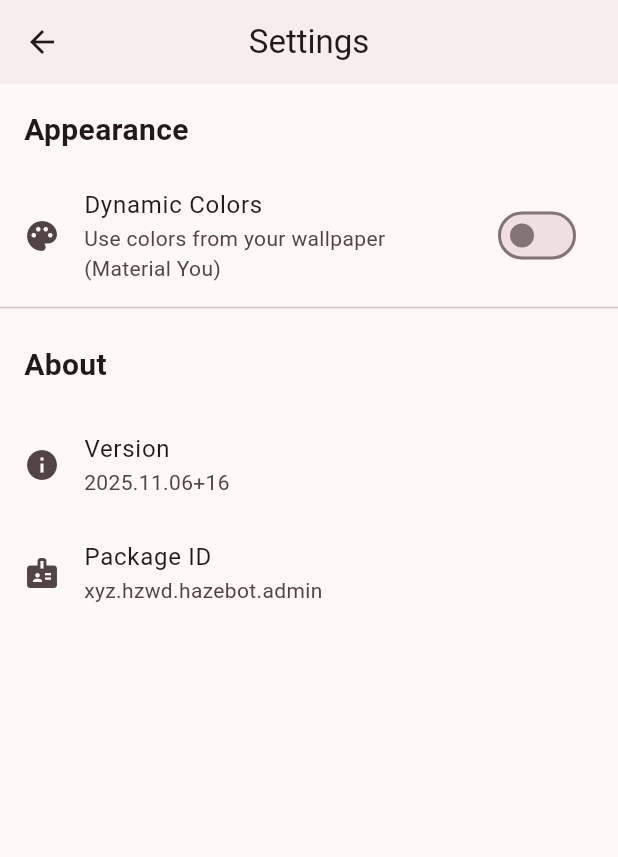
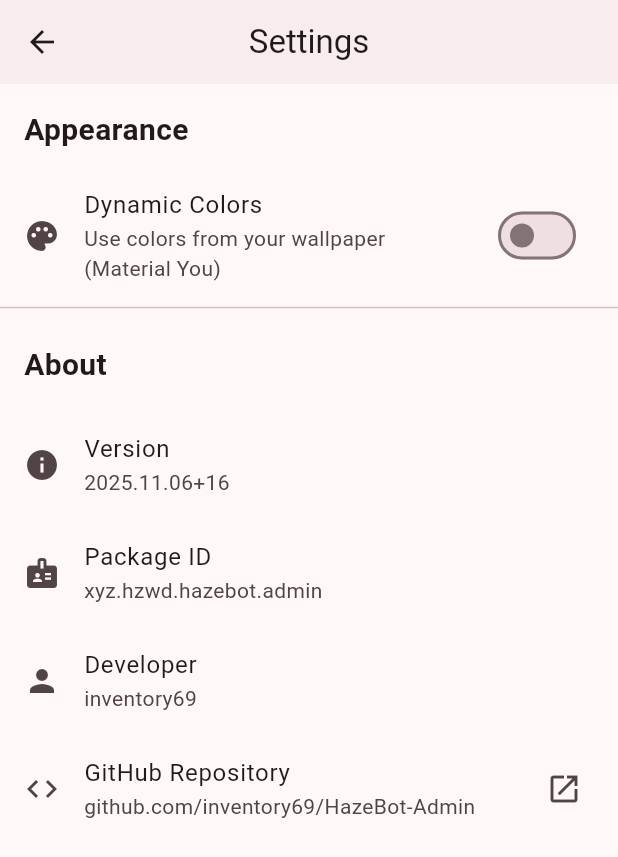
Before and after one commit to inventory69/HazeBot-Admin, a Flutter app: the SettingsScreen screen opened directly, on a phone screen of 412 x 824 dp. Shown: the top 857 px of the screen. Run offline on Flutter 3.47's test engine with Material 3 defaults, Android fonts, the phone set to English and light mode, and no system bars; drawn by our look-alikes of dynamic_color; our stand-ins replace flutter_dotenv, package_info_plus, shared_preferences; missing offline and left inert: flex_color_picker; accounts and stored records are empty.

Commit message:
Add developer info and GitHub link to settings, completely revise README
Co-authored-by: inventory69 <50034034+inventory69@users.noreply.github.com>

```diff
--- a/lib/screens/settings_screen.dart
+++ b/lib/screens/settings_screen.dart
@@ -1,6 +1,7 @@
 import 'package:flutter/material.dart';
 import 'package:provider/provider.dart';
 import 'package:package_info_plus/package_info_plus.dart';
+import 'package:url_launcher/url_launcher.dart';
 import '../services/theme_service.dart';
 
 class SettingsScreen extends StatefulWidget {
@@ -94,6 +95,23 @@ class _SettingsScreenState extends State<SettingsScreen> {
             title: Text('Package ID'),
             subtitle: Text('xyz.hzwd.hazebot.admin'),
           ),
+          const ListTile(
+            leading: Icon(Icons.person),
+            title: Text('Developer'),
+            subtitle: Text('inventory69'),
+          ),
+          ListTile(
+            leading: const Icon(Icons.code),
+            title: const Text('GitHub Repository'),
+            subtitle: const Text('github.com/inventory69/HazeBot-Admin'),
+            trailing: const Icon(Icons.open_in_new),
+            onTap: () async {
+              final url = Uri.parse('https://github.com/inventory69/HazeBot-Admin');
+              if (await canLaunchUrl(url)) {
+                await launchUrl(url, mode: LaunchMode.externalApplication);
+              }
+            },
+          ),
         ],
       ),
     );
--- a/pubspec.yaml
+++ b/pubspec.yaml
@@ -39,6 +39,9 @@ dependencies:
   # Color Picker
   flex_color_picker: ^3.4.1
 
+  # URL Launcher
+  url_launcher: ^6.2.0
+
 dev_dependencies:
   flutter_test:
     sdk: flutter
```
Also changed, not shown: 1 other file.
